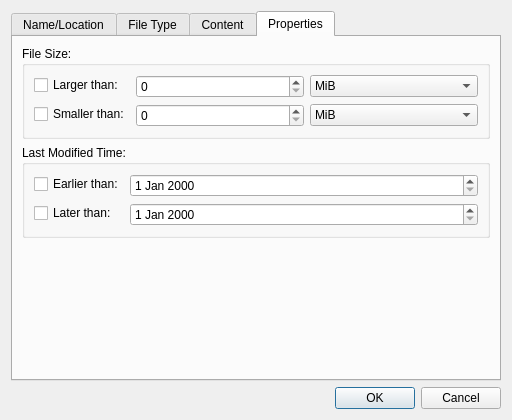
The window that libfm-qt/filesearch.ui (lxqt/pcmanfm-qt) describes before a commit, drawn with Qt 5.
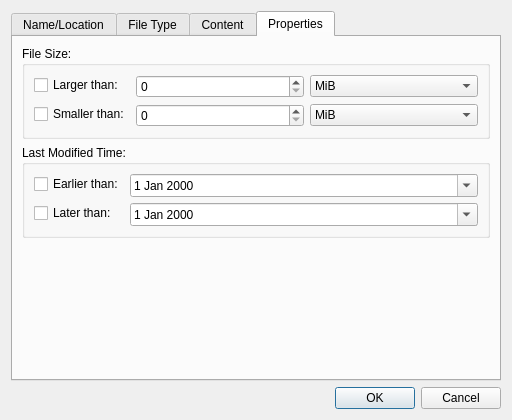
The same window after the commit. The open tabs and pages were chosen to show the change. Icons and pictures are not drawn.

Commit message: Allow adding or removing paths in the file search dialog. Fix bugs in searching for documents.

Diff of the .ui file:
```diff
--- a/libfm-qt/filesearch.ui
+++ b/libfm-qt/filesearch.ui
@@ -366,10 +366,18 @@
            </widget>
           </item>
           <item row="0" column="1">
-           <widget class="QDateEdit" name="maxTime"/>
+           <widget class="QDateEdit" name="maxTime">
+            <property name="calendarPopup">
+             <bool>true</bool>
+            </property>
+           </widget>
           </item>
           <item row="1" column="1">
-           <widget class="QDateEdit" name="minTime"/>
+           <widget class="QDateEdit" name="minTime">
+            <property name="calendarPopup">
+             <bool>true</bool>
+            </property>
+           </widget>
           </item>
          </layout>
         </widget>
```
The commit also changes 2 other files.
